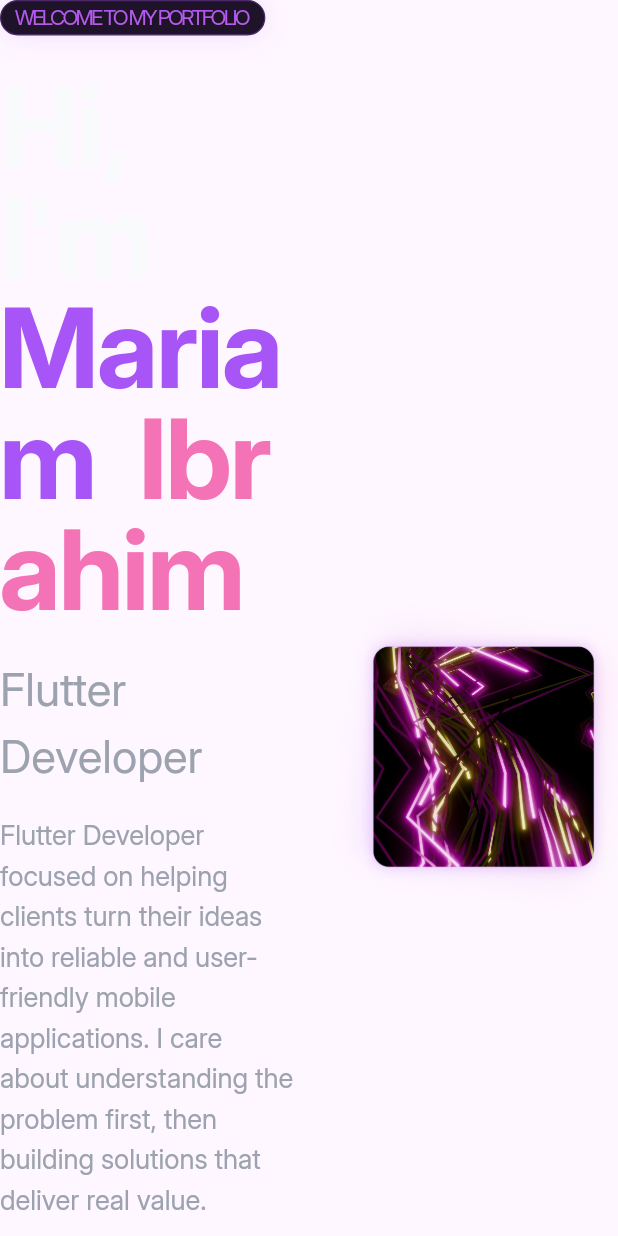
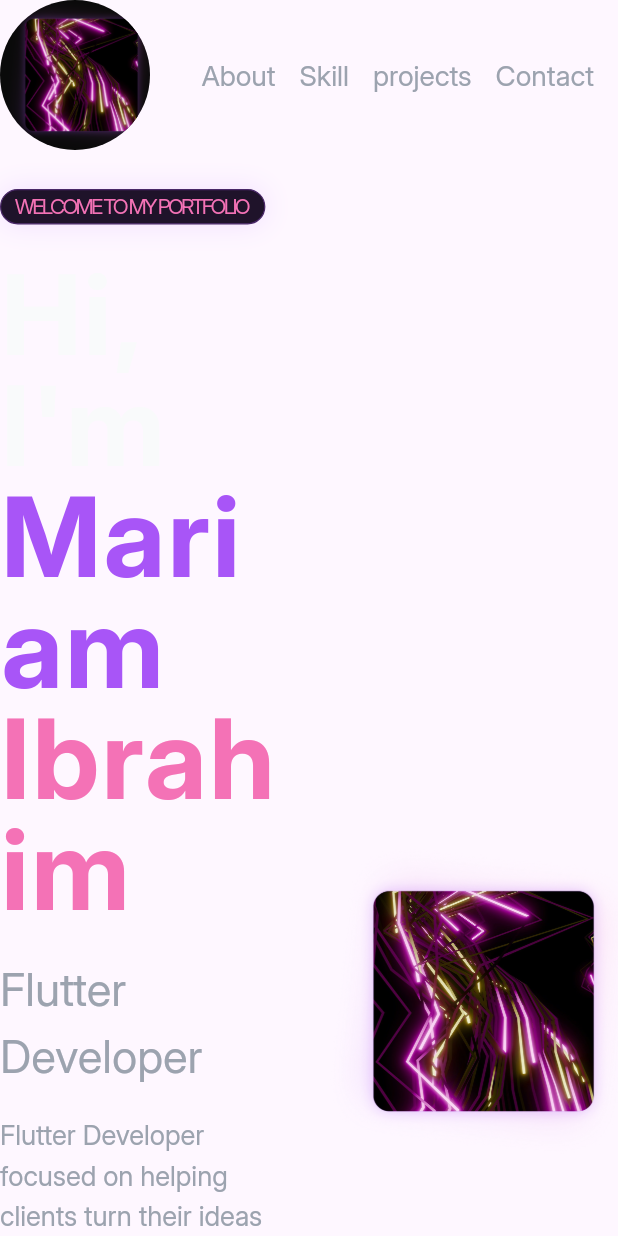
Before and after one commit to mariam280/my_portfolio, a Flutter app: the HeroSection widget shown alone on an empty page, opened directly, on a phone screen of 412 x 824 dp. Run offline on Flutter 3.47's test engine with Material 3 defaults, Android fonts, the phone set to English and light mode, and no system bars.

Commit message:
fix project section & create custom app bar, footer

```diff
--- a/lib/core/theme/app_styles.dart
+++ b/lib/core/theme/app_styles.dart
@@ -9,7 +9,7 @@
     fontFamily: 'Inter',
     fontWeight: FontWeight.w700,
     height: 1.0,
-    letterSpacing: -1.8,
+    letterSpacing: 1.3,
   );
 }
 
--- /dev/null
+++ b/lib/modules/home/presentation/screens/widgets/hero_section/custom_app_bar.dart
@@ -0,0 +1,28 @@
+import 'package:flutter/material.dart';
+import 'package:my_portfolio/core/constants/app_images.dart';
+import 'package:my_portfolio/core/theme/app_colors.dart';
+import 'package:my_portfolio/core/theme/app_styles.dart';
+
+class CustomAppBar extends StatelessWidget {
+   CustomAppBar({super.key});
+ final List<String> categories = ["About", "Skill", "projects", "Contact"];
+  @override
+  Widget build(BuildContext context) {
+    return Row(
+      children: [
+        CircleAvatar(
+          backgroundImage: AssetImage(Assets.imagesAvatar),
+          backgroundColor: AppColors.backgroundColor,
+          radius: 50,
+        ),
+        Spacer(),
+        Wrap(
+          children: categories.map((category) => Padding(
+            padding: const EdgeInsets.only(right: 16),
+            child: Text(category, style: AppStyles.styleRegular18(context),),
+          )).toList(),
+        )
+      ],
+    );
+  }
+}
--- a/lib/modules/home/presentation/screens/widgets/hero_section/hero_section.dart
+++ b/lib/modules/home/presentation/screens/widgets/hero_section/hero_section.dart
@@ -2,6 +2,7 @@
 import 'package:my_portfolio/core/constants/app_images.dart';
 import 'package:my_portfolio/core/theme/app_colors.dart';
 import 'package:my_portfolio/core/theme/app_styles.dart';
+import 'package:my_portfolio/modules/home/presentation/screens/widgets/hero_section/custom_app_bar.dart';
 import 'package:my_portfolio/modules/home/presentation/screens/widgets/hero_section/div.dart';
 import 'hero_section_body.dart';
 
@@ -15,6 +16,7 @@
       mainAxisAlignment: MainAxisAlignment.start,
       crossAxisAlignment: CrossAxisAlignment.start,
       children: [
+        CustomAppBar(),
         Div(
           backgorundColor: AppColors.opacityPurple,
           borderColor: AppColors.borderPurple,
--- a/lib/modules/home/presentation/screens/widgets/tablet_layout.dart
+++ b/lib/modules/home/presentation/screens/widgets/tablet_layout.dart
@@ -1,8 +1,10 @@
+import 'package:flutter/material.dart';
 import 'package:flutter/widgets.dart';
 import 'package:my_portfolio/modules/home/presentation/screens/widgets/contact_section/contact_section.dart';
 import 'package:my_portfolio/modules/home/presentation/screens/widgets/hero_section/hero_section.dart';
 import 'package:my_portfolio/modules/home/presentation/screens/widgets/skills_section/skills_section.dart';
 import 'about_section/about_section.dart';
+import 'contact_section/footer_section.dart';
 import 'projects_section/project_section.dart';
 
 class TabletLayout extends StatelessWidget {
@@ -21,6 +23,7 @@
             SkillsSection(),
             ProjectSection(),
             ContactSection(),
+            FooterSection(),
           ],
         ),
       ),
```
Also changed, not shown: lib/modules/home/presentation/screens/widgets/contact_section/footer_section.dart (added, +18 -0 lines).
